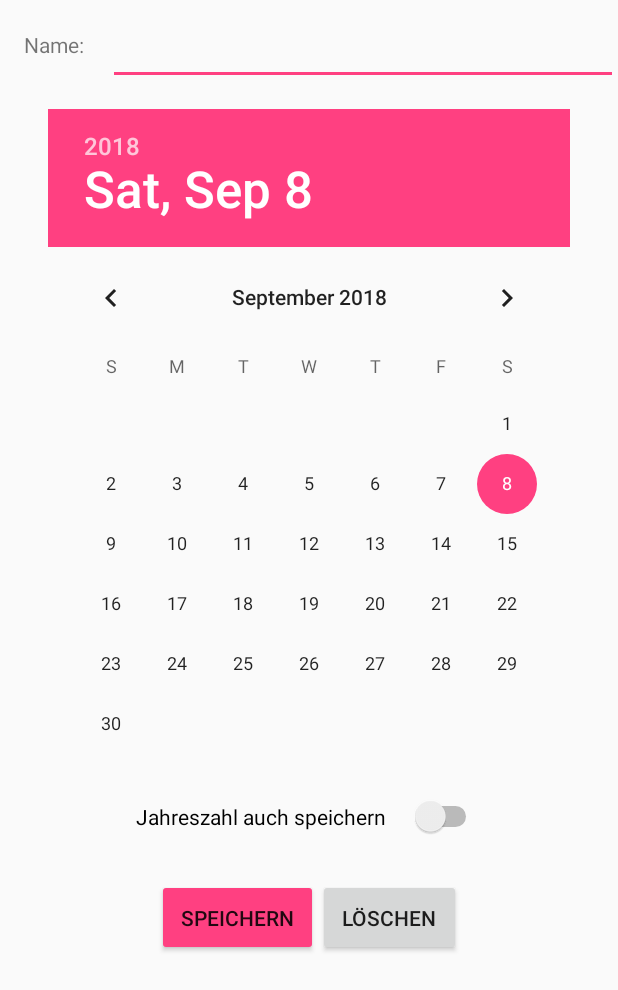
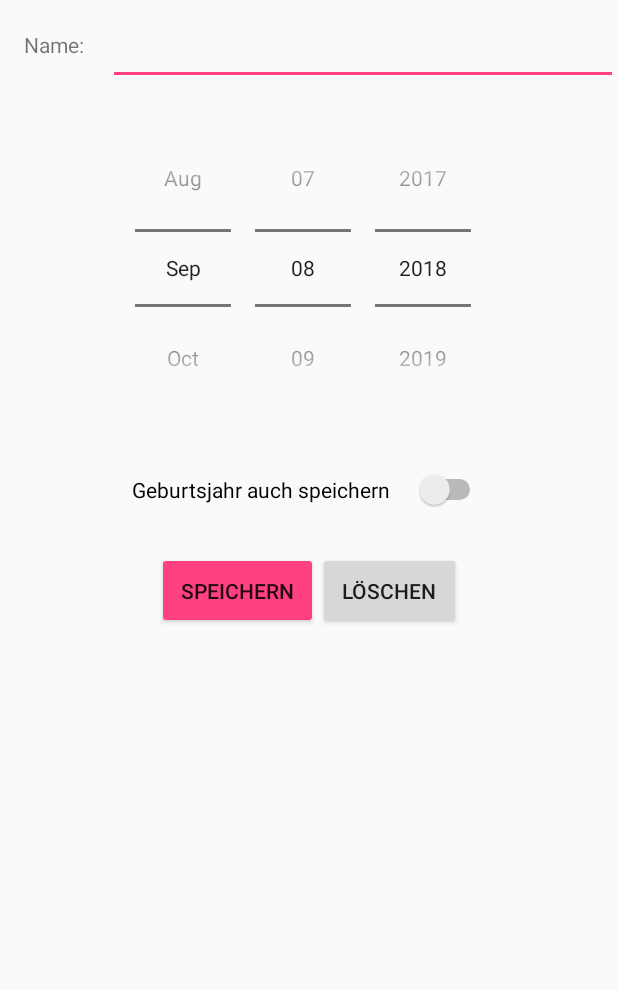
Before and after one commit to outofthecave/Geburtstagskalender, an Android app: the layout activity_add_birthday.xml on its own in the app's theme, with its tools: preview values and no code run, on a phone screen of 412 x 824 dp. Shown: the top 990 px of the screen. Run offline under Robolectric (Android 15) with nearby library versions, the phone set to English and light mode, and no system bars.

Commit message:
Add/Edit/Delete activity: use spinner-style DatePicker
* This solves the problem where vertical scrolling inside the
  DatePicker was conflicting with vertical scrolling in the parent
  ScrollView.
* I also find it easier to discover how to select the year.

```diff
--- a/app/src/main/res/layout/activity_add_birthday.xml
+++ b/app/src/main/res/layout/activity_add_birthday.xml
@@ -39,8 +39,10 @@
 
             </LinearLayout>
 
-            <com.example.outofthecave.geburtstagskalender.ui.MyDatePicker
+            <DatePicker
                 android:id="@+id/datePicker"
+                android:calendarViewShown="false"
+                android:datePickerMode="spinner"
                 android:layout_width="wrap_content"
                 android:layout_height="wrap_content"
                 android:padding="@dimen/fab_margin" />
@@ -49,9 +51,10 @@
                 android:id="@+id/doSaveYear"
                 android:layout_width="wrap_content"
                 android:layout_height="wrap_content"
+                android:onClick="onDoSaveYearClick"
                 android:padding="@dimen/fab_margin"
                 android:switchPadding="@dimen/fab_margin"
-                android:text="Jahreszahl auch speichern" />
+                android:text="Geburtsjahr auch speichern" />
 
             <LinearLayout
                 android:layout_width="wrap_content"
```
Also changed, not shown: app/src/main/java/com/example/outofthecave/geburtstagskalender/AddEditDeleteBirthdayActivity.java (+20 -1 lines), app/src/main/java/com/example/outofthecave/geburtstagskalender/ui/MyDatePicker.java (deleted, +0 -43 lines).
